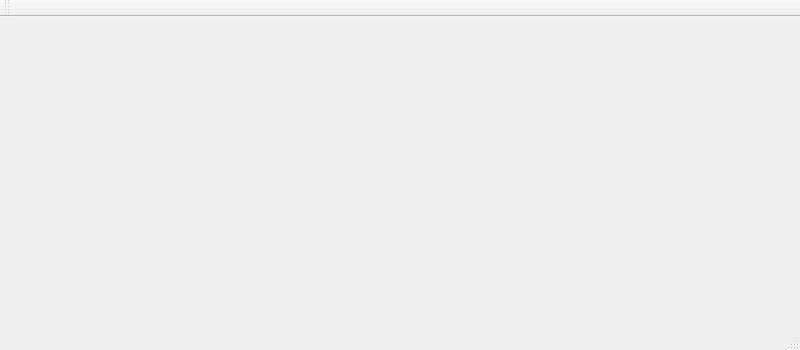
The window that src/ui/QHive.ui (YuanChengHui/QHive) describes before a commit, drawn with Qt 5.
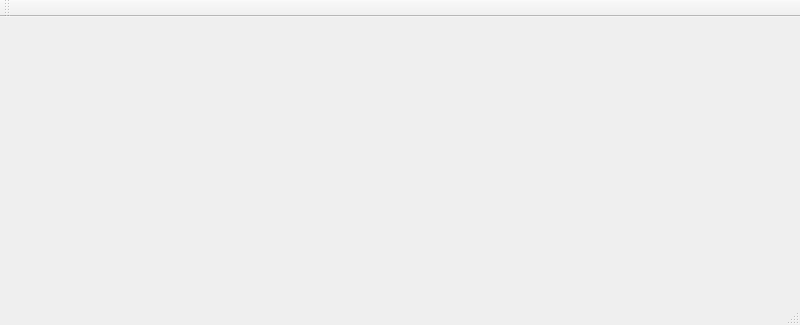
The same window after the commit.

The edit to the form file:
```diff
--- a/src/ui/QHive.ui
+++ b/src/ui/QHive.ui
@@ -7,13 +7,13 @@
     <x>0</x>
     <y>0</y>
     <width>800</width>
-    <height>350</height>
+    <height>325</height>
    </rect>
   </property>
   <property name="minimumSize">
    <size>
     <width>800</width>
-    <height>350</height>
+    <height>325</height>
    </size>
   </property>
   <property name="windowTitle">
```
